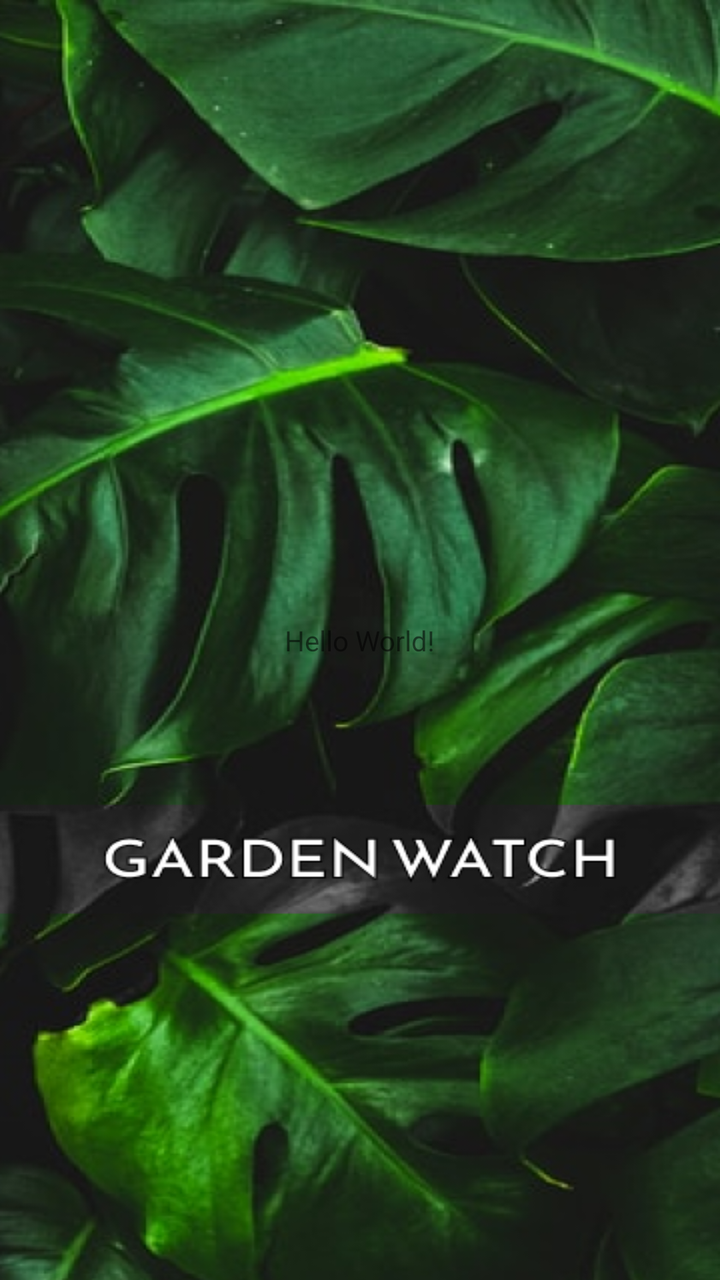
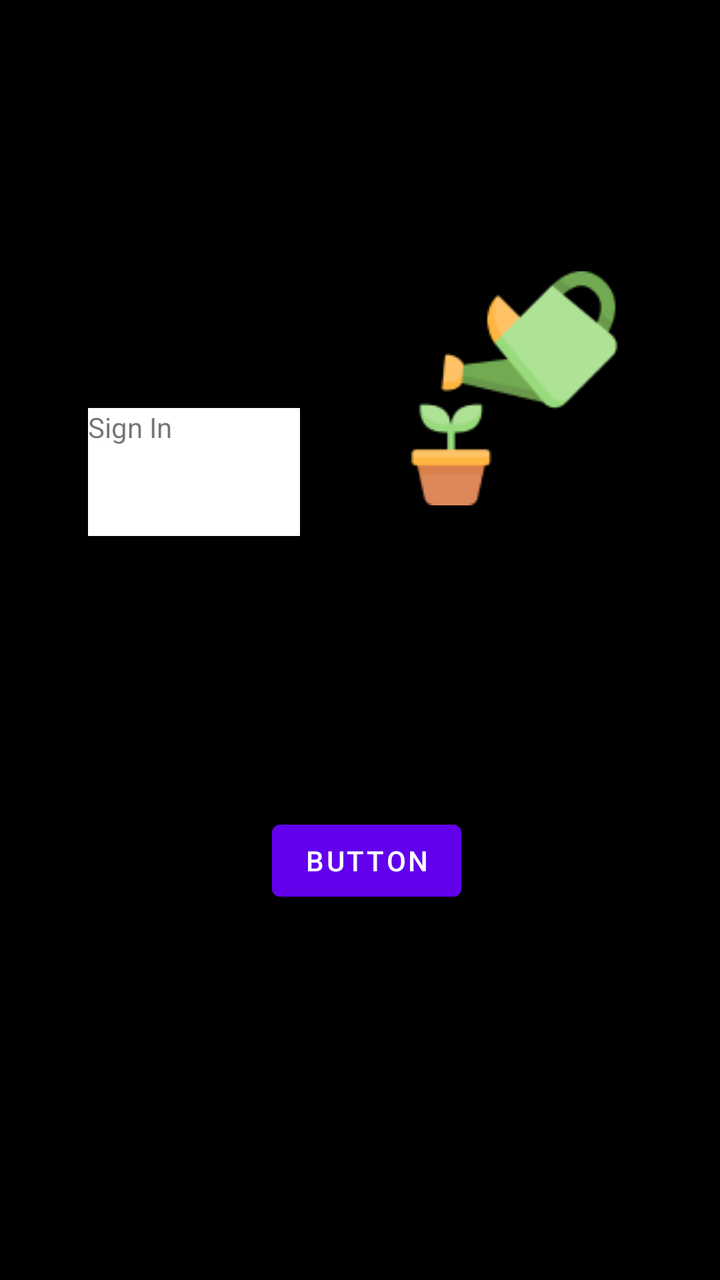

An Android layout rendered at two revisions. The XML below is the earlier revision; the diff shows what the commit changed to produce the second picture.
<!-- AndroidManifest.xml: application theme splashScreenTheme -->
<!-- res/layout/activity_main.xml -->
<?xml version="1.0" encoding="utf-8"?>
<androidx.constraintlayout.widget.ConstraintLayout xmlns:android="http://schemas.android.com/apk/res/android"
    xmlns:app="http://schemas.android.com/apk/res-auto"
    xmlns:tools="http://schemas.android.com/tools"
    android:layout_width="match_parent"
    android:layout_height="match_parent"
    tools:context=".MainActivity">

    <TextView
        android:layout_width="wrap_content"
        android:layout_height="wrap_content"
        android:text="Hello World!"
        app:layout_constraintBottom_toBottomOf="parent"
        app:layout_constraintEnd_toEndOf="parent"
        app:layout_constraintStart_toStartOf="parent"
        app:layout_constraintTop_toTopOf="parent" />

</androidx.constraintlayout.widget.ConstraintLayout>
<!-- resources referenced by this layout -->
<resources>
  <style name="splashScreenTheme" parent="Theme.MaterialComponents.Light.NoActionBar">
          <item name="android:windowBackground">@drawable/splashimage</item>
          <item name="android:statusBarColor">@color/black</item>
      </style>
  <!-- drawable splashimage: png bitmap (drawable, 370868 bytes) -->
  <color name="black">#FF000000</color>
</resources>

<!-- the commit's change to res/layout/activity_main.xml (unified diff, before → after) -->
@@ -4,15 +4,69 @@
     xmlns:tools="http://schemas.android.com/tools"
     android:layout_width="match_parent"
     android:layout_height="match_parent"
+    android:background="@color/black"
     tools:context=".MainActivity">
 
-    <TextView
+    <com.google.android.material.imageview.ShapeableImageView
         android:layout_width="wrap_content"
         android:layout_height="wrap_content"
-        android:text="Hello World!"
+        android:layout_marginTop="112dp"
+        android:background="@drawable/plantwater"
+        app:layout_constraintBottom_toTopOf="@+id/textInputEditText"
+        app:layout_constraintEnd_toEndOf="parent"
+        app:layout_constraintHorizontal_bias="0.523"
+        app:layout_constraintStart_toEndOf="@+id/textView"
+        app:layout_constraintTop_toTopOf="parent"
+        app:layout_constraintVertical_bias="0.433" />
+
+    <com.google.android.material.textfield.TextInputEditText
+        android:id="@+id/textInputEditText"
+        android:layout_width="wrap_content"
+        android:layout_height="wrap_content"
+        android:layout_marginBottom="388dp"
+        android:hint="Enter E-Mail"
+        android:textColor="@color/white"
         app:layout_constraintBottom_toBottomOf="parent"
         app:layout_constraintEnd_toEndOf="parent"
+        app:layout_constraintHorizontal_bias="0.498"
+        app:layout_constraintStart_toStartOf="parent"
+        app:layout_constraintTop_toBottomOf="@+id/textView"
+        app:layout_constraintVertical_bias="0.609" />
+
+    <com.google.android.material.button.MaterialButton
+        android:id="@+id/button"
+        android:layout_width="wrap_content"
+        android:layout_height="wrap_content"
+        android:layout_marginBottom="184dp"
+        android:text="Button"
+        app:layout_constraintBottom_toBottomOf="parent"
+        app:layout_constraintEnd_toEndOf="parent"
+        app:layout_constraintHorizontal_bias="0.512"
+        app:layout_constraintStart_toStartOf="parent"
+        app:layout_constraintTop_toBottomOf="@+id/editTextText"
+        app:layout_constraintVertical_bias="0.978" />
+
+    <TextView
+        android:id="@+id/textView"
+        android:layout_width="106dp"
+        android:layout_height="64dp"
+        android:layout_marginStart="44dp"
+        android:layout_marginTop="204dp"
+        android:background="#FFFFFF"
+        android:text="Sign In"
         app:layout_constraintStart_toStartOf="parent"
         app:layout_constraintTop_toTopOf="parent" />
 
+    <EditText
+        android:id="@+id/editTextText"
+        android:layout_width="wrap_content"
+        android:layout_height="wrap_content"
+        android:layout_marginTop="52dp"
+        android:ems="10"
+        android:inputType="text"
+        android:text="Name"
+        app:layout_constraintEnd_toEndOf="parent"
+        app:layout_constraintStart_toStartOf="parent"
+        app:layout_constraintTop_toBottomOf="@+id/textInputEditText" />
+
 </androidx.constraintlayout.widget.ConstraintLayout>
<!-- resource entries referenced after the edit -->
@@ -4,7 +4,9 @@
           <item name="android:windowBackground">@drawable/splashimage</item>
           <item name="android:statusBarColor">@color/black</item>
       </style>
-  <!-- drawable splashimage: png bitmap (drawable, 370868 bytes) -->
+  <!-- drawable splashimage: png bitmap (drawable, 387778 bytes) -->
   <color name="black">#FF000000</color>
+  <color name="white">#FFFFFFFF</color>
+  <!-- drawable plantwater: png bitmap (drawable, 5252 bytes) -->
 </resources>
 
